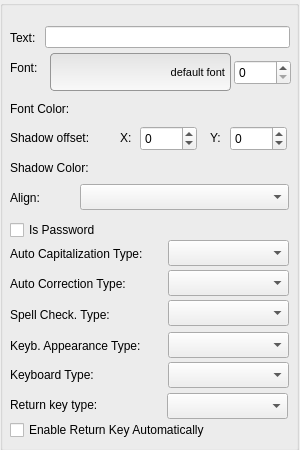
Qt form Tools/UIEditor/UI/uitextfieldpropertygridwidget.ui (xaoctech/dava.engine) before a commit.
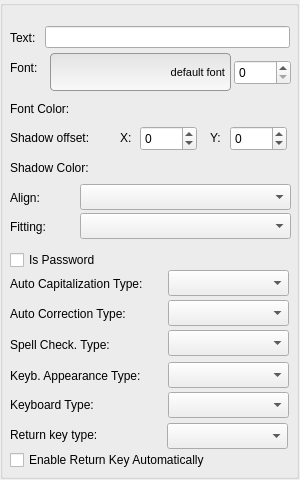
The same form after that commit. Custom widgets are drawn as their Qt base class.

Commit message: [DF-3358] - Fitting Type control is added to UIEditor.

What changed in the file:
```diff
--- a/Tools/UIEditor/UI/uitextfieldpropertygridwidget.ui
+++ b/Tools/UIEditor/UI/uitextfieldpropertygridwidget.ui
@@ -7,13 +7,13 @@
     <x>0</x>
     <y>0</y>
     <width>300</width>
-    <height>450</height>
+    <height>480</height>
    </rect>
   </property>
   <property name="minimumSize">
    <size>
     <width>300</width>
-    <height>450</height>
+    <height>480</height>
    </size>
   </property>
   <property name="windowTitle">
@@ -25,7 +25,7 @@
      <x>0</x>
      <y>0</y>
      <width>299</width>
-     <height>451</height>
+     <height>479</height>
     </rect>
    </property>
    <property name="title">
@@ -240,7 +240,7 @@
      <rect>
       <x>80</x>
       <y>184</y>
-      <width>209</width>
+      <width>211</width>
       <height>26</height>
      </rect>
     </property>
@@ -262,7 +262,7 @@
     <property name="geometry">
      <rect>
       <x>10</x>
-      <y>220</y>
+      <y>250</y>
       <width>271</width>
       <height>20</height>
      </rect>
@@ -275,16 +275,6 @@
     <property name="geometry">
      <rect>
       <x>168</x>
-      <y>240</y>
-      <width>121</width>
-      <height>26</height>
-     </rect>
-    </property>
-   </widget>
-   <widget class="QComboBox" name="autoCorrectionTypeComboBox">
-    <property name="geometry">
-     <rect>
-      <x>168</x>
       <y>270</y>
       <width>121</width>
       <height>26</height>
@@ -301,31 +291,41 @@
      </rect>
     </property>
    </widget>
+   <widget class="QComboBox" name="spellCheckingTypeComboBox">
+    <property name="geometry">
+     <rect>
+      <x>168</x>
+      <y>330</y>
+      <width>121</width>
+      <height>26</height>
+     </rect>
+    </property>
+   </widget>
    <widget class="QComboBox" name="keyboardAppearanceTypeComboBox">
     <property name="geometry">
      <rect>
       <x>168</x>
-      <y>332</y>
-      <width>121</width>
-      <height>26</height>
-     </rect>
-    </property>
-   </widget>
-   <widget class="QComboBox" name="keyboardTypeComboBox">
-    <property name="geometry">
-     <rect>
-      <x>168</x>
       <y>362</y>
       <width>121</width>
       <height>26</height>
      </rect>
     </property>
    </widget>
+   <widget class="QComboBox" name="keyboardTypeComboBox">
+    <property name="geometry">
+     <rect>
+      <x>168</x>
+      <y>392</y>
+      <width>121</width>
+      <height>26</height>
+     </rect>
+    </property>
+   </widget>
    <widget class="QComboBox" name="returnKeyTypeComboBox">
     <property name="geometry">
      <rect>
       <x>167</x>
-      <y>393</y>
+      <y>423</y>
       <width>121</width>
       <height>26</height>
      </rect>
@@ -335,7 +335,7 @@
     <property name="geometry">
      <rect>
       <x>10</x>
-      <y>420</y>
+      <y>450</y>
       <width>271</width>
       <height>20</height>
      </rect>
@@ -348,7 +348,7 @@
     <property name="geometry">
      <rect>
       <x>10</x>
-      <y>397</y>
+      <y>427</y>
       <width>101</width>
       <height>16</height>
      </rect>
@@ -361,7 +361,7 @@
     <property name="geometry">
      <rect>
       <x>10</x>
-      <y>367</y>
+      <y>397</y>
       <width>101</width>
       <height>16</height>
      </rect>
@@ -374,7 +374,7 @@
     <property name="geometry">
      <rect>
       <x>10</x>
-      <y>338</y>
+      <y>368</y>
       <width>161</width>
       <height>16</height>
      </rect>
@@ -387,7 +387,7 @@
     <property name="geometry">
      <rect>
       <x>10</x>
-      <y>307</y>
+      <y>337</y>
       <width>121</width>
       <height>16</height>
      </rect>
@@ -400,7 +400,7 @@
     <property name="geometry">
      <rect>
       <x>10</x>
-      <y>276</y>
+      <y>306</y>
       <width>151</width>
       <height>16</height>
      </rect>
@@ -413,7 +413,7 @@
     <property name="geometry">
      <rect>
       <x>10</x>
-      <y>246</y>
+      <y>276</y>
       <width>171</width>
       <height>16</height>
      </rect>
@@ -422,6 +422,29 @@
      <string>Auto Capitalization Type:</string>
     </property>
    </widget>
+   <widget class="QComboBox" name="fittingTypeComboBox">
+    <property name="geometry">
+     <rect>
+      <x>80</x>
+      <y>213</y>
+      <width>211</width>
+      <height>26</height>
+     </rect>
+    </property>
+   </widget>
+   <widget class="QLabel" name="fittingLabel">
+    <property name="geometry">
+     <rect>
+      <x>10</x>
+      <y>219</y>
+      <width>51</width>
+      <height>16</height>
+     </rect>
+    </property>
+    <property name="text">
+     <string>Fitting:</string>
+    </property>
+   </widget>
   </widget>
  </widget>
  <customwidgets>
```
Left out of the diff: 14 changed lines with no effect on the pictures. The commit also changes 10 other files.
